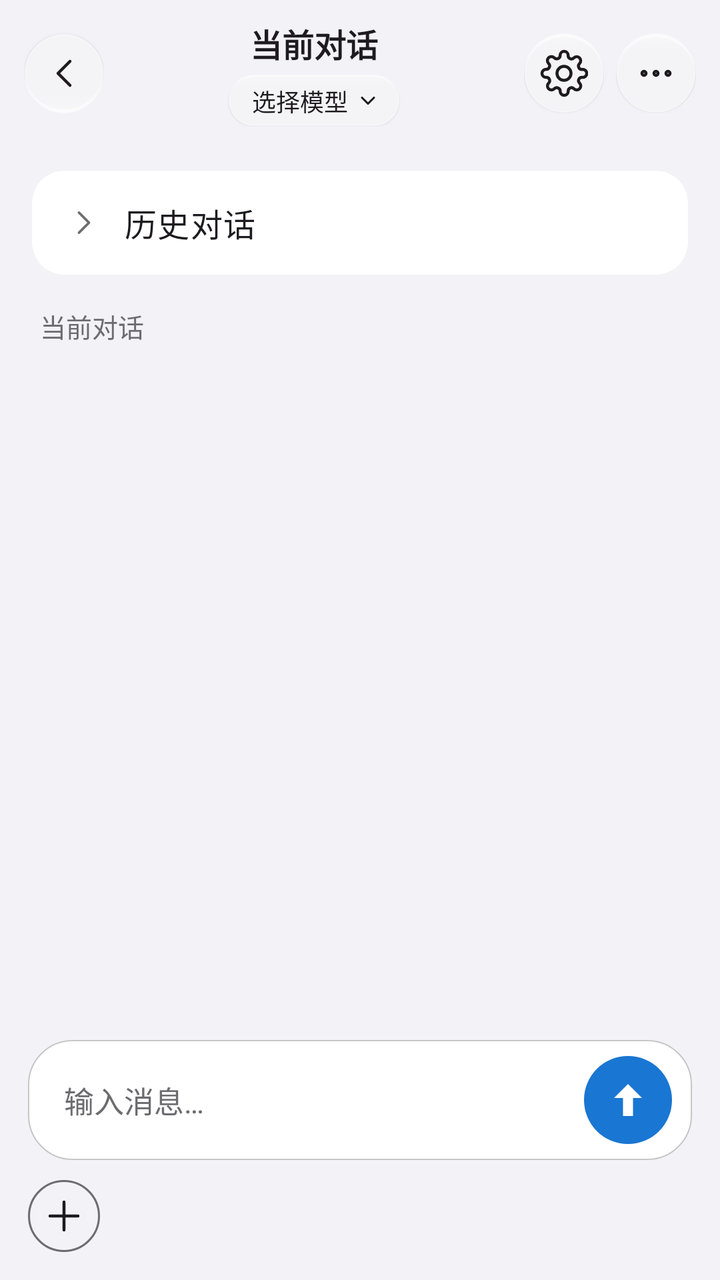
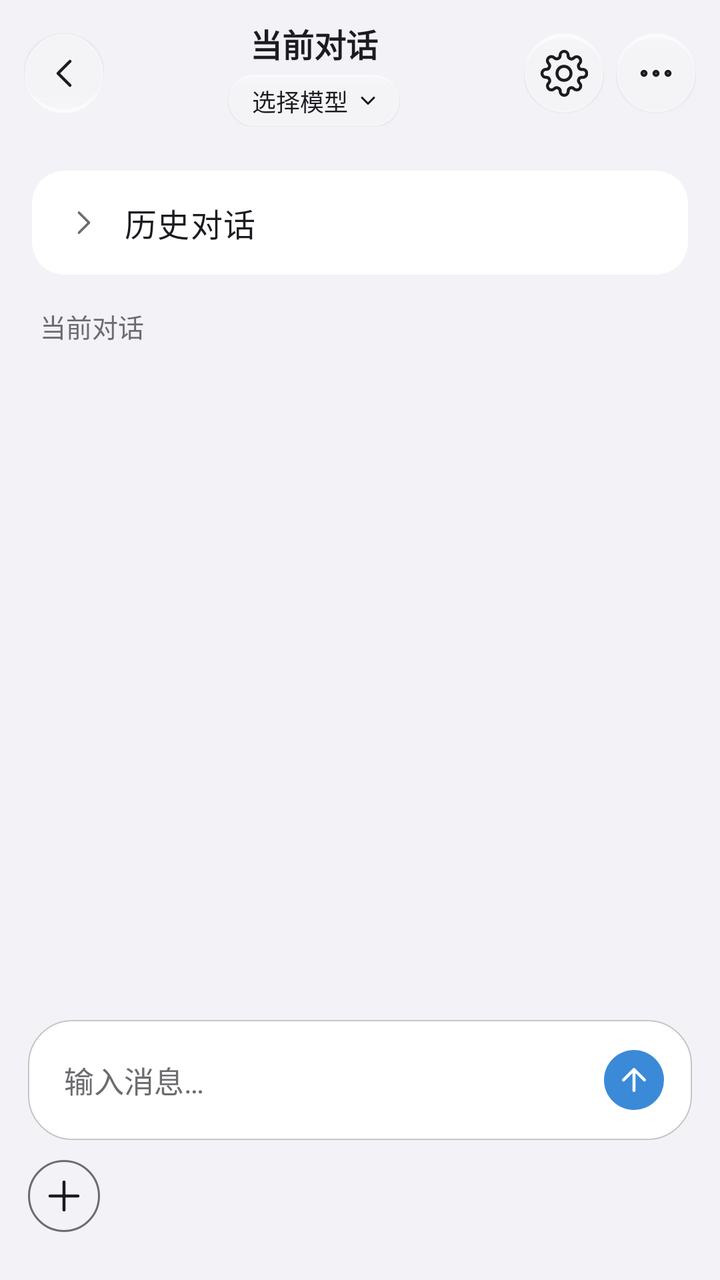

An Android layout rendered at two revisions. The XML below is the earlier revision; the diff shows what the commit changed to produce the second picture.
<!-- AndroidManifest.xml: activity theme Theme.AIChat -->
<!-- res/layout/activity_chat_session.xml -->
<?xml version="1.0" encoding="utf-8"?>
<LinearLayout xmlns:android="http://schemas.android.com/apk/res/android"
    xmlns:app="http://schemas.android.com/apk/res-auto"
    android:layout_width="match_parent"
    android:layout_height="match_parent"
    android:orientation="vertical"
    android:background="@color/ios_grouped_bg">

    
    <RelativeLayout
        android:id="@+id/chatHeaderContainer"
        android:layout_width="match_parent"
        android:layout_height="wrap_content"
        android:paddingStart="12dp"
        android:paddingEnd="12dp"
        android:paddingTop="10dp"
        android:paddingBottom="10dp"
        android:background="@color/ios_grouped_bg">

        <ImageButton
            android:id="@+id/btnBack"
            android:layout_width="40dp"
            android:layout_height="40dp"
            android:layout_alignParentStart="true"
            android:layout_centerVertical="true"
            android:background="@drawable/bg_chat_header_glass_circle"
            android:contentDescription="@string/cancel"
            android:src="@drawable/ic_chevron_right"
            android:rotation="180"
            android:elevation="2dp"
            app:tint="?attr/colorOnSurface" />

        <LinearLayout
            android:id="@+id/chatHeaderRightActions"
            android:layout_width="wrap_content"
            android:layout_height="wrap_content"
            android:layout_alignParentEnd="true"
            android:layout_centerVertical="true"
            android:orientation="horizontal">

            <ImageButton
                android:id="@+id/btnWriterOutline"
                android:layout_width="40dp"
                android:layout_height="40dp"
                android:layout_marginEnd="6dp"
                android:background="@drawable/bg_chat_header_glass_circle"
                android:contentDescription="作家大纲"
                android:src="@drawable/ic_action_outline"
                android:visibility="gone"
                android:elevation="2dp"
                app:tint="?attr/colorOnSurface" />

            <ImageButton
                android:id="@+id/btnAutoTts"
                android:layout_width="40dp"
                android:layout_height="40dp"
                android:layout_marginEnd="6dp"
                android:alpha="0.4"
                android:background="@drawable/bg_chat_header_glass_circle"
                android:contentDescription="@string/auto_tts_toggle"
                android:src="@drawable/ic_action_voice_play"
                android:visibility="gone"
                android:elevation="2dp"
                app:tint="?attr/colorOnSurface" />

            <ImageButton
                android:id="@+id/btnSessionSettings"
                android:layout_width="40dp"
                android:layout_height="40dp"
                android:layout_marginEnd="6dp"
                android:background="@drawable/bg_chat_header_glass_circle"
                android:contentDescription="@string/session_chat_settings"
                android:src="@drawable/ic_action_settings"
                android:elevation="2dp"
                app:tint="?attr/colorOnSurface" />

            <ImageButton
                android:id="@+id/btnSessionMore"
                android:layout_width="40dp"
                android:layout_height="40dp"
                android:background="@drawable/bg_chat_header_glass_circle"
                android:contentDescription="@string/more_options"
                android:src="@drawable/ic_action_more"
                android:elevation="2dp"
                app:tint="?attr/colorOnSurface" />
        </LinearLayout>

        <LinearLayout
            android:layout_width="match_parent"
            android:layout_height="wrap_content"
            android:layout_toEndOf="@id/btnBack"
            android:layout_toStartOf="@id/chatHeaderRightActions"
            android:layout_centerVertical="true"
            android:layout_marginStart="8dp"
            android:layout_marginEnd="8dp"
            android:orientation="vertical"
            android:gravity="center">

            <TextView
                android:id="@+id/textChatTitle"
                android:layout_width="wrap_content"
                android:layout_height="wrap_content"
                android:maxLines="1"
                android:ellipsize="end"
                android:textSize="16sp"
                android:textStyle="bold"
                android:textColor="?attr/colorOnSurface"
                android:text="@string/current_conversation" />

            <TextView
                android:id="@+id/textQuickModelSwitch"
                android:layout_width="wrap_content"
                android:layout_height="wrap_content"
                android:layout_marginTop="4dp"
                android:minHeight="26dp"
                android:paddingStart="12dp"
                android:paddingEnd="10dp"
                android:paddingTop="4dp"
                android:paddingBottom="4dp"
                android:background="@drawable/bg_chat_header_model_pill"
                android:elevation="1dp"
                android:drawableEnd="@drawable/ic_chevron_down_small"
                android:drawableTint="?attr/colorOnSurface"
                android:drawablePadding="4dp"
                android:gravity="center"
                android:includeFontPadding="false"
                android:maxLines="1"
                android:ellipsize="end"
                android:text="@string/quick_model_switch_placeholder"
                android:textSize="12sp"
                android:textColor="?attr/colorOnSurface"
                android:clickable="true"
                android:focusable="true" />
        </LinearLayout>

    </RelativeLayout>

    <androidx.core.widget.NestedScrollView
        android:id="@+id/scrollMessages"
        android:layout_width="match_parent"
        android:layout_height="0dp"
        android:layout_weight="1"
        android:fillViewport="false"
        android:background="@color/ios_grouped_bg">

        <LinearLayout
            android:layout_width="match_parent"
            android:layout_height="wrap_content"
            android:orientation="vertical">

            <TextView
                android:id="@+id/textFirstDialoguePreview"
                android:layout_width="match_parent"
                android:layout_height="wrap_content"
                android:paddingStart="16dp"
                android:paddingEnd="16dp"
                android:paddingBottom="8dp"
                android:textAppearance="?attr/textAppearanceBodySmall"
                android:textColor="@color/ios_section_label"
                android:visibility="gone" />

            
            <TextView
                android:id="@+id/textLoadEarlierMessages"
                android:layout_width="wrap_content"
                android:layout_height="wrap_content"
                android:layout_gravity="center_horizontal"
                android:layout_marginTop="12dp"
                android:background="@drawable/bg_glass_toolbar"
                android:clickable="true"
                android:focusable="true"
                android:paddingStart="16dp"
                android:paddingTop="8dp"
                android:paddingEnd="16dp"
                android:paddingBottom="8dp"
                android:elevation="2dp"
                android:text="@string/load_earlier_messages"
                android:textSize="13sp"
                android:textColor="?attr/colorPrimary"
                android:visibility="gone" />

            
            <com.google.android.material.card.MaterialCardView
                android:id="@+id/cardHistory"
                android:layout_width="match_parent"
                android:layout_height="wrap_content"
                android:layout_marginStart="16dp"
                android:layout_marginEnd="16dp"
                android:layout_marginTop="12dp"
                app:cardElevation="0dp"
                app:cardBackgroundColor="@color/ios_cell_bg"
                app:cardCornerRadius="16dp"
                app:strokeWidth="0dp">
                <LinearLayout
                    android:layout_width="match_parent"
                    android:layout_height="wrap_content"
                    android:orientation="vertical">
                    <LinearLayout
                        android:id="@+id/headerHistory"
                        android:layout_width="match_parent"
                        android:layout_height="wrap_content"
                        android:orientation="horizontal"
                        android:gravity="center_vertical"
                        android:paddingStart="16dp"
                        android:paddingEnd="16dp"
                        android:minHeight="52dp"
                        android:background="?attr/selectableItemBackground">
                        <ImageView
                            android:id="@+id/iconHistoryExpand"
                            android:layout_width="20dp"
                            android:layout_height="20dp"
                            android:src="@drawable/ic_chevron_right"
                            app:tint="@color/ios_section_label" />
                        <TextView
                            android:id="@+id/textHistoryTitle"
                            android:layout_width="0dp"
                            android:layout_weight="1"
                            android:layout_height="wrap_content"
                            android:layout_marginStart="10dp"
                            android:text="@string/history_conversation"
                            android:textAppearance="?attr/textAppearanceBodyLarge"
                            android:textColor="?attr/colorOnSurface" />
                    </LinearLayout>
                    <LinearLayout
                        android:id="@+id/expandHistory"
                        android:layout_width="match_parent"
                        android:layout_height="wrap_content"
                        android:orientation="vertical"
                        android:visibility="gone">
                        <View
                            android:layout_width="match_parent"
                            android:layout_height="0.5dp"
                            android:layout_marginStart="16dp"
                            android:background="@color/ios_separator" />
                        <androidx.recyclerview.widget.RecyclerView
                            android:id="@+id/recyclerHistory"
                            android:layout_width="match_parent"
                            android:layout_height="wrap_content"
                            android:minHeight="60dp"
                            android:nestedScrollingEnabled="false"
                            android:padding="8dp" />
                    </LinearLayout>
                </LinearLayout>
            </com.google.android.material.card.MaterialCardView>

            
            <TextView
                android:layout_width="wrap_content"
                android:layout_height="wrap_content"
                android:text="@string/current_conversation"
                android:textSize="13sp"
                android:textColor="@color/ios_section_label"
                android:paddingStart="20dp"
                android:paddingTop="16dp"
                android:paddingBottom="6dp" />

            <androidx.recyclerview.widget.RecyclerView
                android:id="@+id/recyclerCurrent"
                android:layout_width="match_parent"
                android:layout_height="wrap_content"
                android:minHeight="200dp"
                android:paddingHorizontal="12dp"
                android:paddingTop="4dp"
                android:paddingBottom="4dp"
                android:nestedScrollingEnabled="false" />

            <View
                android:id="@+id/viewBottomConversationSpacer"
                android:layout_width="match_parent"
                android:layout_height="88dp" />
        </LinearLayout>
    </androidx.core.widget.NestedScrollView>

    
    <LinearLayout
        android:layout_width="match_parent"
        android:layout_height="wrap_content"
        android:orientation="vertical"
        android:paddingHorizontal="14dp"
        android:paddingTop="10dp"
        android:paddingBottom="14dp">

        <FrameLayout
            android:id="@+id/inputPill"
            android:layout_width="match_parent"
            android:layout_height="wrap_content"
            android:background="@drawable/bg_input_pill"
            android:elevation="3dp"
            android:paddingStart="18dp"
            android:paddingEnd="8dp"
            android:paddingTop="6dp"
            android:paddingBottom="6dp">

            <EditText
                android:id="@+id/inputEdit"
                android:layout_width="match_parent"
                android:layout_height="wrap_content"
                android:layout_marginEnd="56dp"
                android:hint="@string/chat_hint"
                android:inputType="textMultiLine|textCapSentences"
                android:maxLines="6"
                android:minHeight="48dp"
                android:background="@android:color/transparent"
                android:paddingTop="12dp"
                android:paddingBottom="12dp"
                android:textSize="15sp"
                android:textColor="?attr/colorOnSurface"
                android:textColorHint="@color/ios_section_label" />

            <ImageButton
                android:id="@+id/sendButton"
                android:layout_width="44dp"
                android:layout_height="44dp"
                android:layout_gravity="bottom|end"
                android:layout_margin="2dp"
                android:padding="10dp"
                android:scaleType="fitCenter"
                android:background="@drawable/bg_send_button"
                android:src="@drawable/ic_arrow_up"
                android:tint="?attr/colorOnPrimary"
                android:contentDescription="@string/send" />
        </FrameLayout>

        <LinearLayout
            android:layout_width="match_parent"
            android:layout_height="wrap_content"
            android:orientation="horizontal"
            android:gravity="center_vertical"
            android:layout_marginTop="10dp">

            <ImageButton
                android:id="@+id/btnAdd"
                android:layout_width="36dp"
                android:layout_height="36dp"
                android:background="@drawable/bg_input_add_button"
                android:contentDescription="@string/add"
                android:src="@drawable/ic_add"
                android:padding="8dp"
                app:tint="?attr/colorOnSurface" />

            <LinearLayout
                android:id="@+id/layoutAddActions"
                android:layout_width="match_parent"
                android:layout_height="wrap_content"
                android:orientation="horizontal"
                android:layout_marginStart="8dp"
                android:visibility="gone">
                <com.google.android.material.button.MaterialButton
                    android:id="@+id/btnAddFile"
                    style="@style/Widget.Material3.Button.TextButton"
                    android:layout_width="wrap_content"
                    android:layout_height="wrap_content"
                    android:text="@string/add_file" />
                <com.google.android.material.button.MaterialButton
                    android:id="@+id/btnAddLocation"
                    style="@style/Widget.Material3.Button.TextButton"
                    android:layout_width="wrap_content"
                    android:layout_height="wrap_content"
                    android:text="@string/add_location" />
                <com.google.android.material.button.MaterialButton
                    android:id="@+id/btnAddPhoto"
                    style="@style/Widget.Material3.Button.TextButton"
                    android:layout_width="wrap_content"
                    android:layout_height="wrap_content"
                    android:text="@string/add_photo" />
                <com.google.android.material.button.MaterialButton
                    android:id="@+id/btnAddMore"
                    style="@style/Widget.Material3.Button.TextButton"
                    android:layout_width="wrap_content"
                    android:layout_height="wrap_content"
                    android:text="@string/add_more" />
            </LinearLayout>
        </LinearLayout>
    </LinearLayout>

</LinearLayout>
<!-- resources referenced by this layout -->
<resources>
  <color name="ios_cell_bg">#FFFFFF</color>
  <color name="ios_grouped_bg">#F2F2F7</color>
  <color name="ios_section_label">#6C6C70</color>
  <color name="ios_separator">#C8C7CC</color>
  <!-- drawable bg_send_button (drawable) -->
  <?xml version="1.0" encoding="utf-8"?>
  <shape xmlns:android="http://schemas.android.com/apk/res/android"
      android:shape="oval">
      <solid android:color="?attr/colorPrimary" />
  </shape>
  <!-- drawable ic_action_outline (drawable) -->
  <?xml version="1.0" encoding="utf-8"?>
  <vector xmlns:android="http://schemas.android.com/apk/res/android"
      android:width="24dp"
      android:height="24dp"
      android:viewportWidth="24"
      android:viewportHeight="24">
      <path
          android:fillColor="@android:color/transparent"
          android:pathData="M4,4H10"
          android:strokeColor="#FF000000"
          android:strokeLineCap="round"
          android:strokeLineJoin="round"
          android:strokeWidth="1.5" />
      <path
          android:fillColor="@android:color/transparent"
          android:pathData="M4,8H8"
          android:strokeColor="#FF000000"
          android:strokeLineCap="round"
          android:strokeLineJoin="round"
          android:strokeWidth="1.5" />
      <path
          android:fillColor="@android:color/transparent"
          android:pathData="M4,12H7"
          android:strokeColor="#FF000000"
          android:strokeLineCap="round"
          android:strokeLineJoin="round"
          android:strokeWidth="1.5" />
      <path
          android:fillColor="@android:color/transparent"
          android:pathData="M16.5,3.5C17.3,2.7 18.7,2.7 19.5,3.5C20.3,4.3 20.3,5.7 19.5,6.5L10,16L7,17L8,14L16.5,3.5Z"
          android:strokeColor="#FF000000"
          android:strokeLineCap="round"
          android:strokeLineJoin="round"
          android:strokeWidth="1.5" />
      <path
          android:fillColor="@android:color/transparent"
          android:pathData="M4,20H20"
          android:strokeColor="#FF000000"
          android:strokeLineCap="round"
          android:strokeLineJoin="round"
          android:strokeWidth="1.5" />
  </vector>
  <!-- drawable ic_arrow_up (drawable) -->
  <?xml version="1.0" encoding="utf-8"?>
  <vector xmlns:android="http://schemas.android.com/apk/res/android"
      android:width="24dp"
      android:height="24dp"
      android:viewportWidth="24"
      android:viewportHeight="24">
      <path
          android:fillColor="#FFFFFFFF"
          android:pathData="M12,4 L19,11 L14.5,11 L14.5,20 L9.5,20 L9.5,11 L5,11 Z" />
  </vector>
  <string name="add">添加</string>
  <string name="add_file">导入文件</string>
  <string name="add_location">添加位置</string>
  <string name="add_more">更多</string>
  <string name="add_photo">添加照片</string>
  <string name="auto_tts_toggle">自动朗读</string>
  <string name="cancel">取消</string>
  <string name="chat_hint">输入消息…</string>
  <string name="current_conversation">当前对话</string>
  <string name="history_conversation">历史对话</string>
  <string name="load_earlier_messages">查看更早消息</string>
  <string name="more_options">更多选项</string>
  <string name="quick_model_switch_placeholder">选择模型</string>
  <string name="send">发送</string>
  <string name="session_chat_settings">当前对话设置</string>
  <color name="glass_surface">#CCF2F2F7</color>
  <color name="glass_stroke">#40FFFFFF</color>
  <color name="glass_input_stroke_idle">#33000000</color>
  <color name="primary">#1976D2</color>
  <color name="on_primary">#FFFFFF</color>
  <color name="surface">#FFFFFF</color>
  <color name="primary_blue_subtle">#F5FAFF</color>
  <color name="primary_blue_light">#E3F2FD</color>
  <color name="primary_blue_deep">#0D47A1</color>
  <color name="dialog_surface_bg">#FFFDFEFF</color>
  <dimen name="dialog_glass_highlight_fade">120dp</dimen>
  <color name="glass_highlight_top">#30FFFFFF</color>
  <dimen name="dialog_glass_shadow_fade">160dp</dimen>
  <color name="glass_shadow_bottom">#10000000</color>
  <!-- unchanged entries left out for length: 17 -->
</resources>

<!-- the commit's change to res/layout/activity_chat_session.xml (unified diff, before → after) -->
@@ -278,7 +278,7 @@
         android:orientation="vertical"
         android:paddingHorizontal="14dp"
         android:paddingTop="10dp"
-        android:paddingBottom="14dp">
+        android:paddingBottom="24dp">
 
         <FrameLayout
             android:id="@+id/inputPill"
@@ -295,7 +295,7 @@
                 android:id="@+id/inputEdit"
                 android:layout_width="match_parent"
                 android:layout_height="wrap_content"
-                android:layout_marginEnd="56dp"
+                android:layout_marginEnd="42dp"
                 android:hint="@string/chat_hint"
                 android:inputType="textMultiLine|textCapSentences"
                 android:maxLines="6"
@@ -309,13 +309,15 @@
 
             <ImageButton
                 android:id="@+id/sendButton"
-                android:layout_width="44dp"
-                android:layout_height="44dp"
+                android:layout_width="30dp"
+                android:layout_height="30dp"
                 android:layout_gravity="bottom|end"
-                android:layout_margin="2dp"
-                android:padding="10dp"
+                android:layout_marginEnd="6dp"
+                android:layout_marginBottom="9dp"
+                android:padding="6dp"
                 android:scaleType="fitCenter"
                 android:background="@drawable/bg_send_button"
+                android:backgroundTint="@color/send_button_bg"
                 android:src="@drawable/ic_arrow_up"
                 android:tint="?attr/colorOnPrimary"
                 android:contentDescription="@string/send" />
<!-- resource entries referenced after the edit -->
@@ -8,7 +8,7 @@
   <?xml version="1.0" encoding="utf-8"?>
   <shape xmlns:android="http://schemas.android.com/apk/res/android"
       android:shape="oval">
-      <solid android:color="?attr/colorPrimary" />
+      <solid android:color="@android:color/white" />
   </shape>
   <!-- drawable ic_action_outline (drawable) -->
   <?xml version="1.0" encoding="utf-8"?>
@@ -18,40 +18,8 @@
       android:viewportWidth="24"
       android:viewportHeight="24">
       <path
-          android:fillColor="@android:color/transparent"
-          android:pathData="M4,4H10"
-          android:strokeColor="#FF000000"
-          android:strokeLineCap="round"
-          android:strokeLineJoin="round"
-          android:strokeWidth="1.5" />
-      <path
-          android:fillColor="@android:color/transparent"
-          android:pathData="M4,8H8"
-          android:strokeColor="#FF000000"
-          android:strokeLineCap="round"
-          android:strokeLineJoin="round"
-          android:strokeWidth="1.5" />
-      <path
-          android:fillColor="@android:color/transparent"
-          android:pathData="M4,12H7"
-          android:strokeColor="#FF000000"
-          android:strokeLineCap="round"
-          android:strokeLineJoin="round"
-          android:strokeWidth="1.5" />
-      <path
-          android:fillColor="@android:color/transparent"
-          android:pathData="M16.5,3.5C17.3,2.7 18.7,2.7 19.5,3.5C20.3,4.3 20.3,5.7 19.5,6.5L10,16L7,17L8,14L16.5,3.5Z"
-          android:strokeColor="#FF000000"
-          android:strokeLineCap="round"
-          android:strokeLineJoin="round"
-          android:strokeWidth="1.5" />
-      <path
-          android:fillColor="@android:color/transparent"
-          android:pathData="M4,20H20"
-          android:strokeColor="#FF000000"
-          android:strokeLineCap="round"
-          android:strokeLineJoin="round"
-          android:strokeWidth="1.5" />
+          android:fillColor="#FF000000"
+          android:pathData="M4,4h9v2H4zM4,8h7v2H4zM4,12h6v2H4zM14.06,12.94l3,3L10,23H7v-3zM19.71,10.04c0.39,-0.39 0.39,-1.02 0,-1.41l-1.34,-1.34c-0.39,-0.39 -1.02,-0.39 -1.41,0l-1.13,1.13 3,3z" />
   </vector>
   <!-- drawable ic_arrow_up (drawable) -->
   <?xml version="1.0" encoding="utf-8"?>
@@ -61,8 +29,12 @@
       android:viewportWidth="24"
       android:viewportHeight="24">
       <path
-          android:fillColor="#FFFFFFFF"
-          android:pathData="M12,4 L19,11 L14.5,11 L14.5,20 L9.5,20 L9.5,11 L5,11 Z" />
+          android:fillColor="@android:color/transparent"
+          android:strokeColor="#FFFFFFFF"
+          android:strokeWidth="2"
+          android:strokeLineCap="round"
+          android:strokeLineJoin="round"
+          android:pathData="M12,19 L12,5 M5,12 L12,5 L19,12" />
   </vector>
   <string name="add">添加</string>
   <string name="add_file">导入文件</string>
